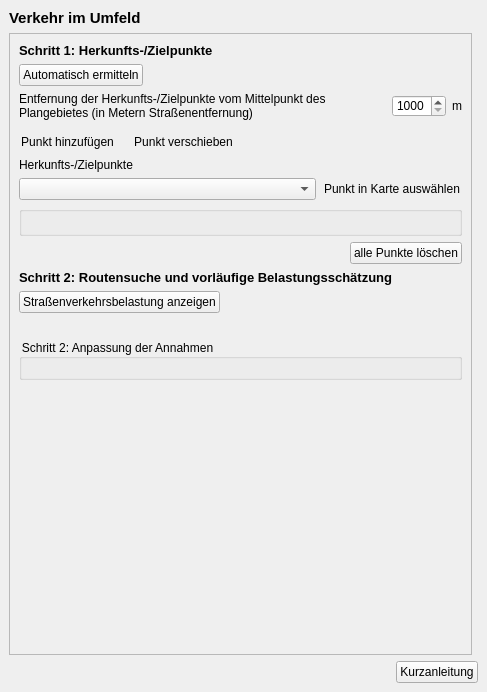
Before: the Qt Designer form ui/domain_03-ViU.ui in projektcheck/ProjektCheck-QGIS, drawn with Qt 5.
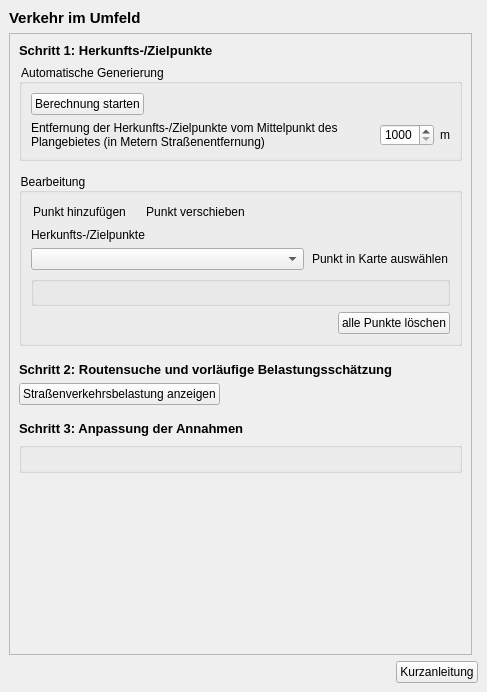
After: the same form once the commit is applied. Icons and pictures are not drawn.

Commit message: traffic - style changes, various fixes

The edit to the form file:
```diff
--- a/ui/domain_03-ViU.ui
+++ b/ui/domain_03-ViU.ui
@@ -142,6 +142,12 @@
          </widget>
         </item>
         <item>
+         <widget class="QGroupBox" name="groupBox">
+          <property name="title">
+           <string>Automatische Generierung</string>
+          </property>
+          <layout class="QVBoxLayout" name="verticalLayout_8">
+           <item>
          <layout class="QHBoxLayout" name="horizontalLayout_2">
           <item>
            <widget class="QPushButton" name="calc_transfer_nodes_button">
@@ -149,7 +155,7 @@
              <string>&lt;p&gt;&lt;span style=&quot; font-weight:600;&quot;&gt;Automatische Ermittlung von Herkunfts-/Zielpunkten&lt;/span&gt;&lt;/p&gt;&lt;p&gt;Klicken der Schaltfläche ermöglicht die automatische Berechnung von Herkunfts-/Zielpunkten im angegebenen Umkreis anhand der kürzesten Wege zu den Anbindungspunkten der Teilflächen.&lt;/p&gt; &lt;p&gt;&lt;b&gt;Achtung:&lt;/b&gt; alle bestehenden Herkunfts-/Zielpunkte und Berechnungen werden gelöscht!&lt;/p&gt;</string>
             </property>
             <property name="text">
-             <string>Automatisch ermitteln</string>
+                <string>Berechnung starten</string>
             </property>
            </widget>
           </item>
@@ -246,6 +252,9 @@
           </layout>
          </widget>
         </item>
+          </layout>
+         </widget>
+        </item>
         <item>
          <spacer name="verticalSpacer_4">
           <property name="orientation">
@@ -263,6 +272,12 @@
          </spacer>
         </item>
         <item>
+         <widget class="QGroupBox" name="groupBox_2">
+          <property name="title">
+           <string>Bearbeitung</string>
+          </property>
+          <layout class="QVBoxLayout" name="verticalLayout_9">
+           <item>
          <layout class="QHBoxLayout" name="horizontalLayout_5">
           <item>
            <widget class="QPushButton" name="add_transfer_node_button">
@@ -449,7 +464,11 @@
           <property name="title">
            <string/>
           </property>
-          <layout class="QVBoxLayout" name="verticalLayout_10"/>
+             <layout class="QVBoxLayout" name="verticalLayout_10">
+              <property name="topMargin">
+               <number>6</number>
+              </property>
+             </layout>
          </widget>
         </item>
         <item>
@@ -483,6 +502,25 @@
           </item>
          </layout>
         </item>
+          </layout>
+         </widget>
+        </item>
+        <item>
+         <spacer name="verticalSpacer_7">
+          <property name="orientation">
+           <enum>Qt::Vertical</enum>
+          </property>
+          <property name="sizeType">
+           <enum>QSizePolicy::Fixed</enum>
+          </property>
+          <property name="sizeHint" stdset="0">
+           <size>
+            <width>20</width>
+            <height>10</height>
+           </size>
+          </property>
+         </spacer>
+        </item>
         <item>
          <widget class="QLabel" name="label_2">
           <property name="font">
@@ -543,22 +581,72 @@
         <item>
          <spacer name="horizontalSpacer_3">
           <property name="orientation">
-           <enum>Qt::Horizontal</enum>
+           <enum>Qt::Vertical</enum>
+          </property>
+          <property name="sizeType">
+           <enum>QSizePolicy::Fixed</enum>
           </property>
           <property name="sizeHint" stdset="0">
            <size>
-            <width>40</width>
-            <height>20</height>
+            <width>20</width>
+            <height>10</height>
            </size>
           </property>
          </spacer>
+        </item>
+        <item>
+         <widget class="QFrame" name="settings_frame">
+          <property name="enabled">
+           <bool>true</bool>
+          </property>
+          <property name="frameShape">
+           <enum>QFrame::NoFrame</enum>
+          </property>
+          <property name="frameShadow">
+           <enum>QFrame::Plain</enum>
+          </property>
+          <property name="lineWidth">
+           <number>0</number>
+          </property>
+          <layout class="QVBoxLayout" name="verticalLayout_7">
+           <property name="leftMargin">
+            <number>0</number>
+           </property>
+           <property name="topMargin">
+            <number>0</number>
+           </property>
+           <property name="rightMargin">
+            <number>0</number>
+           </property>
+           <property name="bottomMargin">
+            <number>0</number>
+           </property>
+           <item>
+            <widget class="QLabel" name="label_3">
+             <property name="font">
+              <font>
+               <pointsize>10</pointsize>
+               <weight>75</weight>
+               <bold>true</bold>
+              </font>
+             </property>
+             <property name="toolTip">
+              <string/>
+             </property>
+             <property name="text">
+              <string>Schritt 3: Anpassung der Annahmen</string>
+             </property>
+            </widget>
         </item>
         <item>
          <widget class="QGroupBox" name="settings_group">
           <property name="title">
-           <string>Schritt 2: Anpassung der Annahmen</string>
+              <string/>
           </property>
           <layout class="QVBoxLayout" name="verticalLayout"/>
+            </widget>
+           </item>
+          </layout>
          </widget>
         </item>
         <item>
```
Left out of the diff: 4 changed lines with no effect on the pictures. Lines whose indentation alone changed are shown as unchanged. The commit also changes 2 other files.
